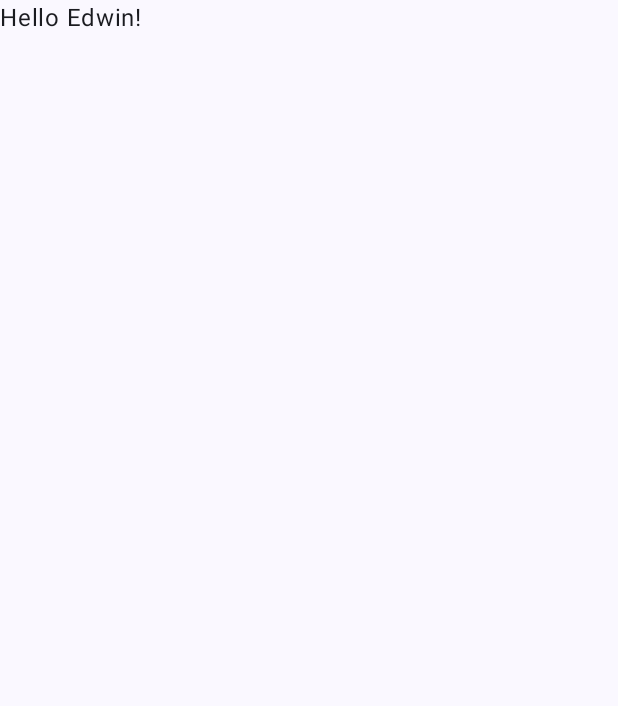
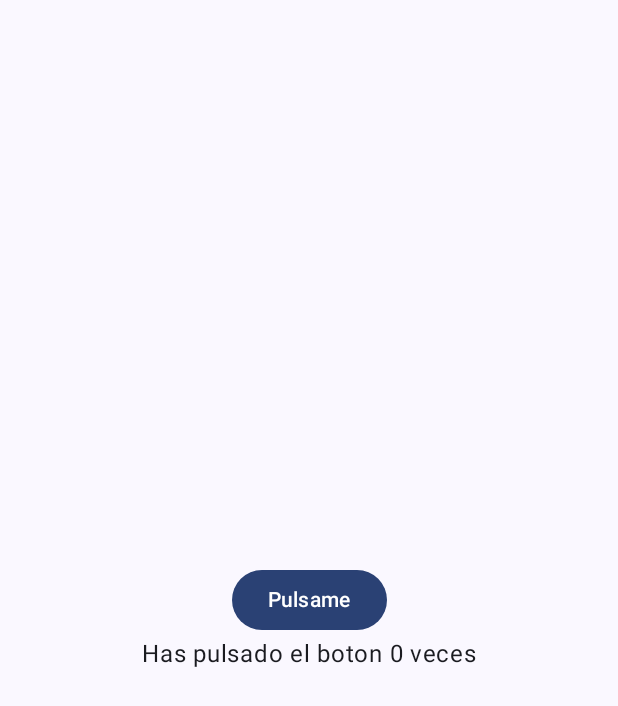
Before and after one commit to NIMP3/JetpackComposeTest, an Android app built with Jetpack Compose: the screen it shows after launch (MainActivity), on a phone screen of 412 x 824 dp. Before the commit the part shown is almost empty. Shown: the top 706 px of the screen. Run offline under Robolectric (Android 15) with nearby library versions, the phone set to English and light mode, and no system bars.

Commit message:
[BUILD] (Compose state): Implemented state [Remember Saveable - State property]

```diff
--- a/app/src/main/java/dev/yovany/jcudemy/MainActivity.kt
+++ b/app/src/main/java/dev/yovany/jcudemy/MainActivity.kt
@@ -3,11 +3,19 @@ package dev.yovany.jcudemy
 import android.os.Bundle
 import androidx.activity.ComponentActivity
 import androidx.activity.compose.setContent
+import androidx.compose.foundation.layout.Arrangement
+import androidx.compose.foundation.layout.Column
 import androidx.compose.foundation.layout.fillMaxSize
+import androidx.compose.material3.Button
 import androidx.compose.material3.MaterialTheme
 import androidx.compose.material3.Surface
 import androidx.compose.material3.Text
 import androidx.compose.runtime.Composable
+import androidx.compose.runtime.getValue
+import androidx.compose.runtime.mutableStateOf
+import androidx.compose.runtime.saveable.rememberSaveable
+import androidx.compose.runtime.setValue
+import androidx.compose.ui.Alignment
 import androidx.compose.ui.Modifier
 import androidx.compose.ui.tooling.preview.Preview
 import dev.yovany.jcudemy.ui.theme.JCUdemyTheme
@@ -22,7 +30,7 @@ class MainActivity : ComponentActivity() {
                     modifier = Modifier.fillMaxSize(),
                     color = MaterialTheme.colorScheme.background
                 ) {
-                    Greeting("Edwin")
+                    MyStateExample()
                 }
             }
         }
@@ -30,17 +38,24 @@ class MainActivity : ComponentActivity() {
 }
 
 @Composable
-fun Greeting(name: String, modifier: Modifier = Modifier) {
-    Text(
-        text = "Hello $name!",
-        modifier = modifier
-    )
+fun MyStateExample() {
+    var counter by rememberSaveable {mutableStateOf(0)}
+    Column(
+        modifier = Modifier.fillMaxSize(),
+        verticalArrangement = Arrangement.Center,
+        horizontalAlignment = Alignment.CenterHorizontally
+    ) {
+        Button(onClick = { counter++ }) {
+            Text(text = "Pulsame")
+        }
+        Text(text = "Has pulsado el boton ${counter} veces")
+    }
 }
 
 @Preview(showBackground = true, showSystemUi = true)
 @Composable
 fun GreetingPreview() {
     JCUdemyTheme {
-        Greeting("Edwin")
+        MyStateExample()
     }
 }
```
